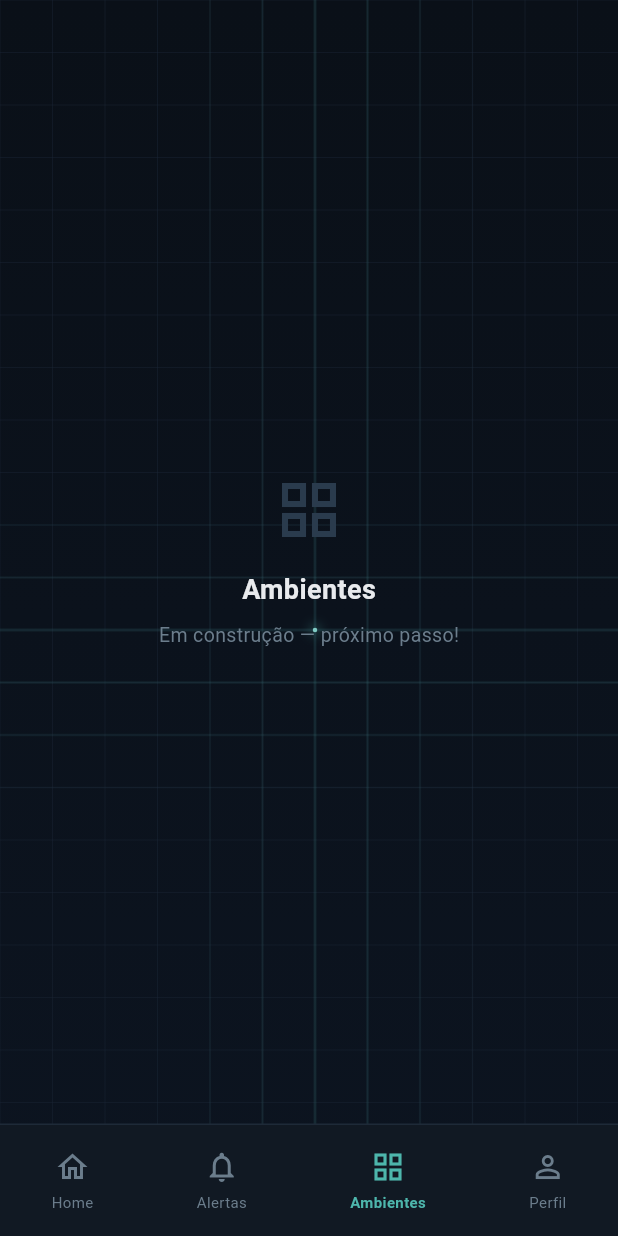
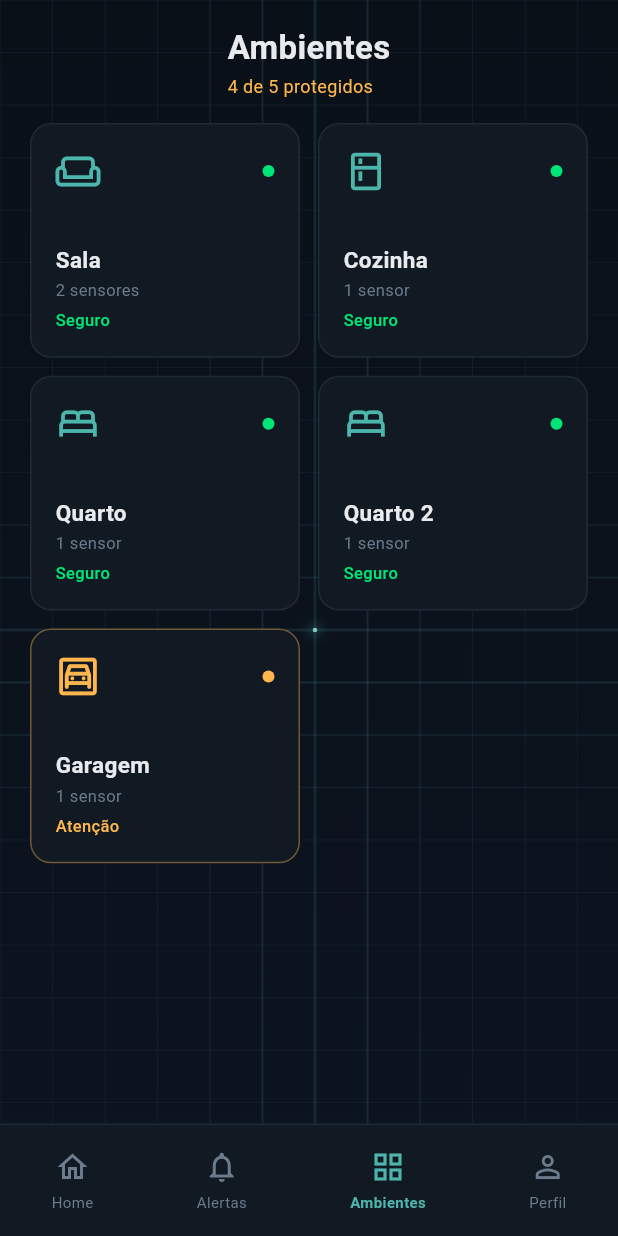
Before and after one commit to feliperazzz/SmartHome-Guardian, a Flutter app: the DashboardScreen screen opened directly, item 3 of the bottom bar chosen, on a phone screen of 412 x 824 dp. Run offline on Flutter 3.47's test engine with Material 3 defaults, Android fonts, the phone set to English and light mode, and no system bars.

```diff
--- a/lib/screens/tabs/rooms_tab.dart
+++ b/lib/screens/tabs/rooms_tab.dart
@@ -1,23 +1,173 @@
 import 'package:flutter/material.dart';
+import 'package:mobile/screens/room_detail_screen.dart';
 
 class RoomsTab extends StatelessWidget {
   const RoomsTab({super.key});
 
+  static const List<Map<String, dynamic>> ambientes = [
+    {
+      'nome': 'Sala',
+      'icon': Icons.weekend_outlined,
+      'seguro': true,
+      'sensores': 2,
+      'dispositivos': 'Sensor de movimento, Sensor de porta',
+    },
+    {
+      'nome': 'Cozinha',
+      'icon': Icons.kitchen_outlined,
+      'seguro': true,
+      'sensores': 1,
+      'dispositivos': 'Sensor de fumaça',
+    },
+    {
+      'nome': 'Quarto',
+      'icon': Icons.bed_outlined,
+      'seguro': true,
+      'sensores': 1,
+      'dispositivos': 'Sensor de janela',
+    },
+    {
+      'nome': 'Quarto 2',
+      'icon': Icons.bed_outlined,
+      'seguro': true,
+      'sensores': 1,
+      'dispositivos': 'Sensor de porta',
+    },
+    {
+      'nome': 'Garagem',
+      'icon': Icons.garage_outlined,
+      'seguro': false,
+      'sensores': 1,
+      'dispositivos': 'Sensor de porta da garagem',
+    },
+  ];
+
   @override
   Widget build(BuildContext context) {
-    return const Center(
-      child: Column(
-        mainAxisAlignment: MainAxisAlignment.center,
-        children: [
-          Icon(Icons.grid_view_outlined, size: 48, color: Color(0xFF2A3B4D)),
-          SizedBox(height: 16),
-          Text('Ambientes',
-            style: TextStyle(fontSize: 18, fontWeight: FontWeight.w600,
-              color: Color(0xFFE8EAED))),
-          SizedBox(height: 8),
-          Text('Em construção — próximo passo!',
-            style: TextStyle(fontSize: 13, color: Color(0xFF6B7D8C))),
-        ],
+    final seguros = ambientes.where((a) => a['seguro'] as bool).length;
+
+    return Column(
+      children: [
+        // ===== HEADER =====
+        Padding(
+          padding: const EdgeInsets.fromLTRB(20, 16, 20, 0),
+          child: Column(
+            crossAxisAlignment: CrossAxisAlignment.start,
+            children: [
+              const Text('Ambientes',
+                style: TextStyle(fontSize: 22,
+                  fontWeight: FontWeight.w700,
+                  color: Color(0xFFE8EAED))),
+              const SizedBox(height: 2),
+              Text('$seguros de ${ambientes.length} protegidos',
+                style: TextStyle(fontSize: 12,
+                  color: seguros == ambientes.length
+                      ? const Color(0xFF4DB6AC)
+                      : const Color(0xFFFFB74D))),
+            ],
+          ),
+        ),
+        const SizedBox(height: 16),
+
+        // ===== GRID DE AMBIENTES =====
+        Expanded(
+          child: GridView.builder(
+            padding: const EdgeInsets.fromLTRB(20, 0, 20, 20),
+            gridDelegate: const SliverGridDelegateWithFixedCrossAxisCount(
+              crossAxisCount: 2,
+              mainAxisSpacing: 12,
+              crossAxisSpacing: 12,
+              childAspectRatio: 1.15,
+            ),
+            itemCount: ambientes.length,
+            itemBuilder: (context, index) {
+              final amb = ambientes[index];
+              return _buildRoomCard(
+                context,
+                nome: amb['nome'] as String,
+                icon: amb['icon'] as IconData,
+                seguro: amb['seguro'] as bool,
+                sensores: amb['sensores'] as int,
+              );
+            },
+          ),
+        ),
+      ],
+    );
+  }
+
+  Widget _buildRoomCard(
+    BuildContext context, {
+    required String nome,
+    required IconData icon,
+    required bool seguro,
+    required int sensores,
+  }) {
+    return GestureDetector(
+      onTap: () {
+        Navigator.push(
+          context,
+          MaterialPageRoute(
+            builder: (context) => RoomDetailScreen(
+              nome: nome,
+              icon: icon,
+              seguro: seguro,
+              sensores: sensores,
+            ),
+          ),
+        );
+      },
+      child: Container(
+        padding: const EdgeInsets.all(16),
+        decoration: BoxDecoration(
+          color: const Color(0xFF111923),
+          borderRadius: BorderRadius.circular(14),
+          border: Border.all(
+            color: seguro
+                ? const Color(0xFF1E2A38)
+                : const Color(0xFFFFB74D).withValues(alpha: 0.4),
+            width: 1),
+        ),
+        child: Column(
+          crossAxisAlignment: CrossAxisAlignment.start,
+          children: [
+            Row(
+              mainAxisAlignment: MainAxisAlignment.spaceBetween,
+              children: [
+                Icon(icon, size: 30,
+                  color: seguro
+                      ? const Color(0xFF4DB6AC)
+                      : const Color(0xFFFFB74D)),
+                Container(
+                  width: 8,
+                  height: 8,
+                  decoration: BoxDecoration(
+                    shape: BoxShape.circle,
+                    color: seguro
+                        ? const Color(0xFF00E676)
+                        : const Color(0xFFFFB74D),
+                  ),
+                ),
+              ],
+            ),
+            const Spacer(),
+            Text(nome,
+              style: const TextStyle(fontSize: 15,
+                fontWeight: FontWeight.w600,
+                color: Color(0xFFE8EAED))),
+            const SizedBox(height: 2),
+            Text('$sensores sensor${sensores > 1 ? 'es' : ''}',
+              style: const TextStyle(fontSize: 11,
+                color: Color(0xFF6B7D8C))),
+            const SizedBox(height: 4),
+            Text(seguro ? 'Seguro' : 'Atenção',
+              style: TextStyle(fontSize: 11,
+                fontWeight: FontWeight.w500,
+                color: seguro
+                    ? const Color(0xFF00E676)
+                    : const Color(0xFFFFB74D))),
+          ],
+        ),
       ),
     );
   }
```
Also changed, not shown: lib/screens/room_detail_screen.dart (added, +326 -0 lines).
